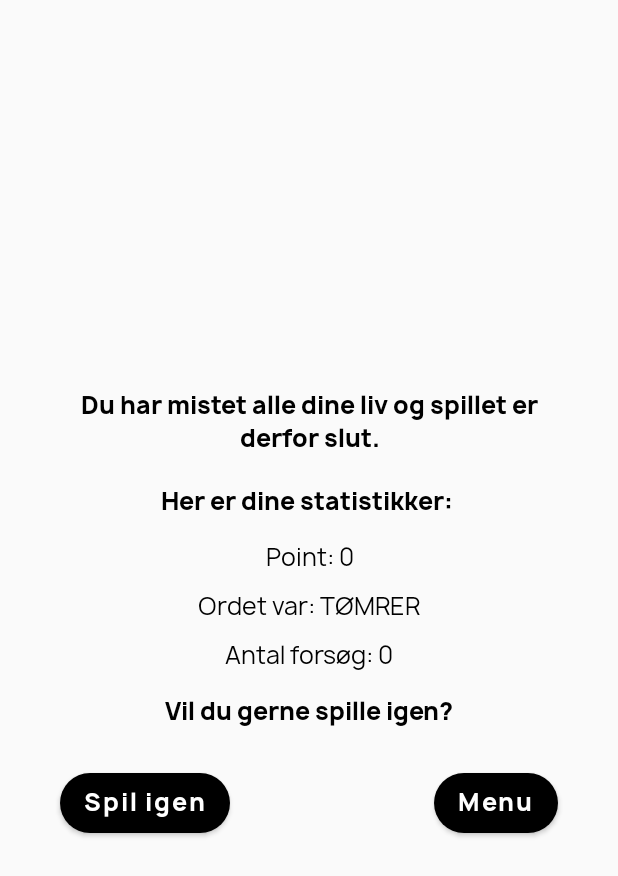
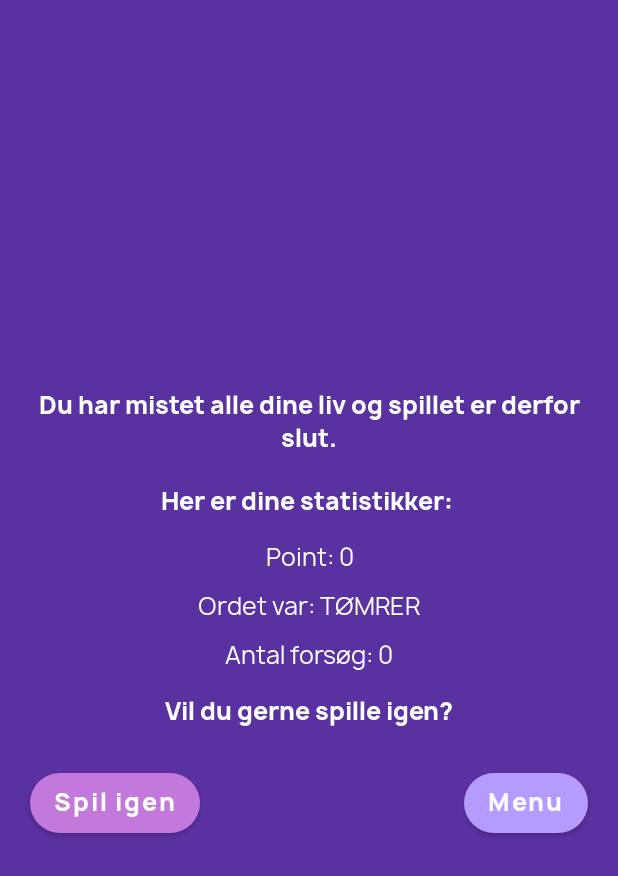
Before and after one commit to yukarasan/s215824_Lykkehjulet, an Android app built with Jetpack Compose: the GameLostScreen screen opened through its navigation route, on a phone screen of 412 x 824 dp. Shown: the top 876 px of the screen. Run offline under Robolectric (Android 15) with nearby library versions, the phone set to English and light mode, and no system bars.

Commit message:
Changed colors in GameLostScreen

```diff
--- a/app/src/main/java/com/example/s215824_lykkehjulet/ui/screens/game/GameLostScreen.kt
+++ b/app/src/main/java/com/example/s215824_lykkehjulet/ui/screens/game/GameLostScreen.kt
@@ -1,5 +1,6 @@
 package com.example.s215824_lykkehjulet.ui.screens.game
 
+import androidx.compose.foundation.background
 import androidx.compose.foundation.layout.*
 import androidx.compose.foundation.shape.RoundedCornerShape
 import androidx.compose.material.Button
@@ -44,14 +45,14 @@ fun GameLostScreen(
         verticalArrangement = Arrangement.Center,
         modifier = Modifier
             .fillMaxSize()
-            .padding(20.dp)
+            .background(Color(90, 49, 160))
     ) {
         Text(
             text = "Du har mistet alle dine liv og spillet er derfor slut.",
             fontFamily = manropeFamily,
             fontWeight = FontWeight.ExtraBold,
             fontSize = 16.sp,
-            color = Color.Black,
+            color = Color.White,
             textAlign = TextAlign.Center,
             modifier = Modifier.padding(10.dp)
         )
@@ -60,7 +61,7 @@ fun GameLostScreen(
             fontFamily = manropeFamily,
             fontWeight = FontWeight.ExtraBold,
             fontSize = 16.sp,
-            color = Color.Black,
+            color = Color.White,
             textAlign = TextAlign.Center,
             modifier = Modifier.padding(10.dp)
         )
@@ -69,7 +70,7 @@ fun GameLostScreen(
             fontFamily = manropeFamily,
             fontWeight = FontWeight.Normal,
             fontSize = 16.sp,
-            color = Color.Black,
+            color = Color.White,
             textAlign = TextAlign.Center,
             modifier = Modifier.padding(5.dp)
         )
@@ -78,7 +79,7 @@ fun GameLostScreen(
             fontFamily = manropeFamily,
             fontWeight = FontWeight.Normal,
             fontSize = 16.sp,
-            color = Color.Black,
+            color = Color.White,
             textAlign = TextAlign.Center,
             modifier = Modifier.padding(5.dp)
         )
@@ -87,7 +88,7 @@ fun GameLostScreen(
             fontFamily = manropeFamily,
             fontWeight = FontWeight.Normal,
             fontSize = 16.sp,
-            color = Color.Black,
+            color = Color.White,
             textAlign = TextAlign.Center,
             modifier = Modifier.padding(5.dp)
         )
@@ -97,7 +98,7 @@ fun GameLostScreen(
             fontFamily = manropeFamily,
             fontWeight = FontWeight.ExtraBold,
             fontSize = 16.sp,
-            color = Color.Black,
+            color = Color.White,
             textAlign = TextAlign.Center,
             modifier = Modifier.padding(10.dp)
         )
@@ -124,7 +125,7 @@ private fun PlayAgainButton(gameViewModel: GameViewModel, navController: NavCont
             navController.navigate(Screen.GameScreen.route)
         },
         shape = RoundedCornerShape(100),
-        colors = ButtonDefaults.buttonColors(backgroundColor = Color.Black),
+        colors = ButtonDefaults.buttonColors(Color(195, 120, 220)),
         enabled = true,
         modifier = Modifier
             .height(40.dp)
@@ -147,7 +148,7 @@ private fun GoToMenuButton(gameViewModel: GameViewModel, navController: NavContr
             navController.navigate(Screen.MenuScreen.route)
         },
         shape = RoundedCornerShape(100),
-        colors = ButtonDefaults.buttonColors(backgroundColor = Color.Black),
+        colors = ButtonDefaults.buttonColors(Color(180, 155, 255)),
         enabled = true,
         modifier = Modifier
             .height(40.dp)
--- a/app/src/main/java/com/example/s215824_lykkehjulet/ui/screens/rules/RulesScreen.kt
+++ b/app/src/main/java/com/example/s215824_lykkehjulet/ui/screens/rules/RulesScreen.kt
@@ -34,7 +34,7 @@ fun RulesScreen(navController: NavController) {
         contentPadding = PaddingValues(30.dp),
         modifier = Modifier
             .fillMaxSize()
-            .background(Color.White)
+            .background(Color(90, 49, 160))
     ) {
         item {
             BackButton(
@@ -130,7 +130,7 @@ private fun BackButton(navController: NavController, modifier: Modifier = Modifi
     Button(
         onClick = { navController.popBackStack() }, // Instead of navigating, we pop the stack
         shape = RoundedCornerShape(100),
-        colors = ButtonDefaults.buttonColors(backgroundColor = Color.Black),
+        colors = ButtonDefaults.buttonColors(backgroundColor = Color(195, 120, 220)),
         modifier = modifier
     ) {
         Image(
@@ -151,7 +151,7 @@ private fun RuleBox(
 ) {
     Card(
         shape = RoundedCornerShape(14.dp),
-        backgroundColor = Color(217, 217, 217),
+        backgroundColor = Color(180, 155, 255),
         elevation = 5.dp,
         modifier = modifier
     ) {
```
